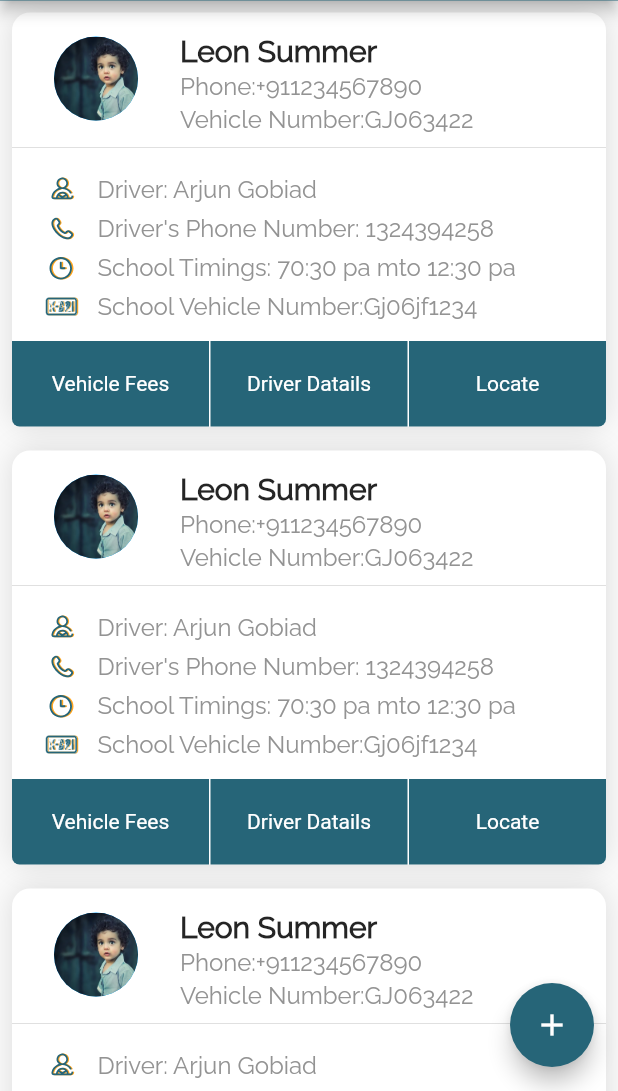
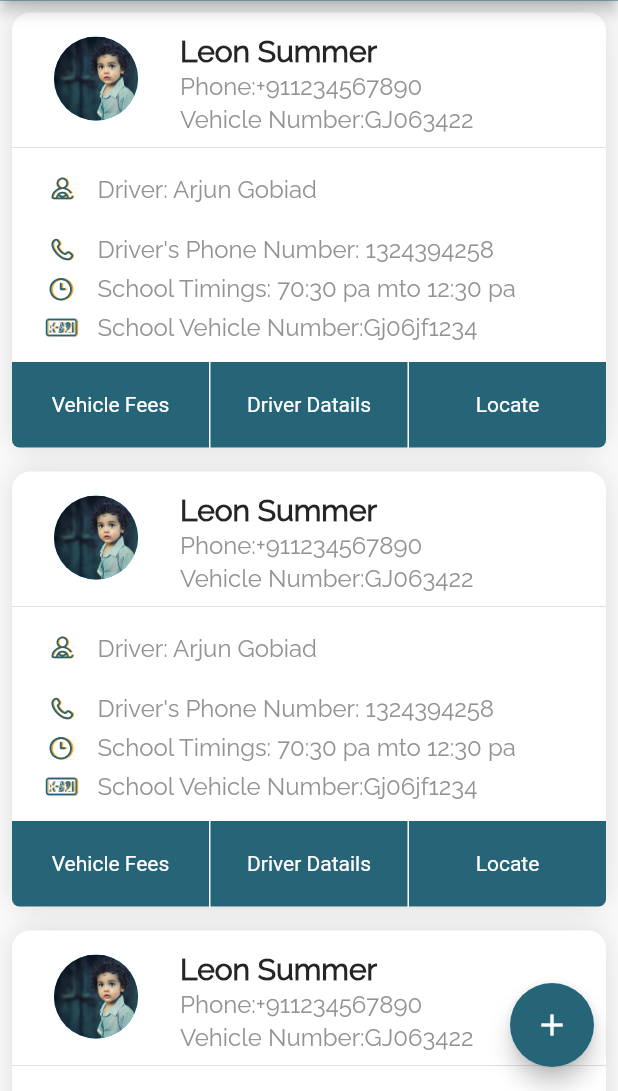
Before and after one commit to mann0710/pooler, a Flutter app: the ChildrenPage screen opened directly, on a phone screen of 412 x 824 dp, the part 145-1236 px from its top. Run offline on Flutter 3.47's test engine with Material 2 defaults, Android fonts, the phone set to English and light mode, and no system bars; our stand-ins replace flutter_svg, pinput; project files that could hold a hidden picture were left out.

Commit message:
1st commit

```diff
--- a/lib/screen/children_page.dart
+++ b/lib/screen/children_page.dart
@@ -159,6 +159,7 @@ class _ChildrenPageState extends State<ChildrenPage> {
                                       )),
                                 ],
                               ),
+                              SizedBox(height:14 ),
                               Row(
                                 children: [
                                   SvgPicture.asset('assets/icon/phone.svg'),
--- a/lib/screen/tab_bar.dart
+++ b/lib/screen/tab_bar.dart
@@ -23,7 +23,7 @@ class _TabBarPageState extends State<TabBarPage> {
           bottom: TabBar(
             padding: EdgeInsets.only(right: 160),
             isScrollable: true,
-            unselectedLabelColor: Colors.grey,
+            unselectedLabelColor: Colors.white54,
             indicatorColor: Colors.white,
             tabs: <Tab>[
               Tab(
```
